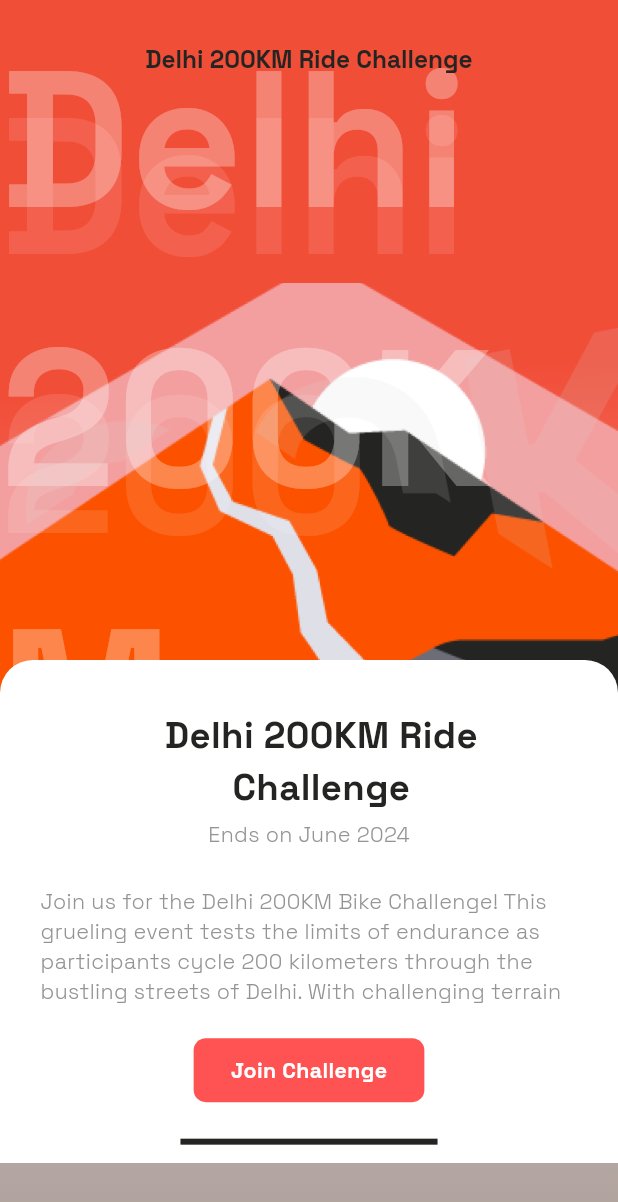
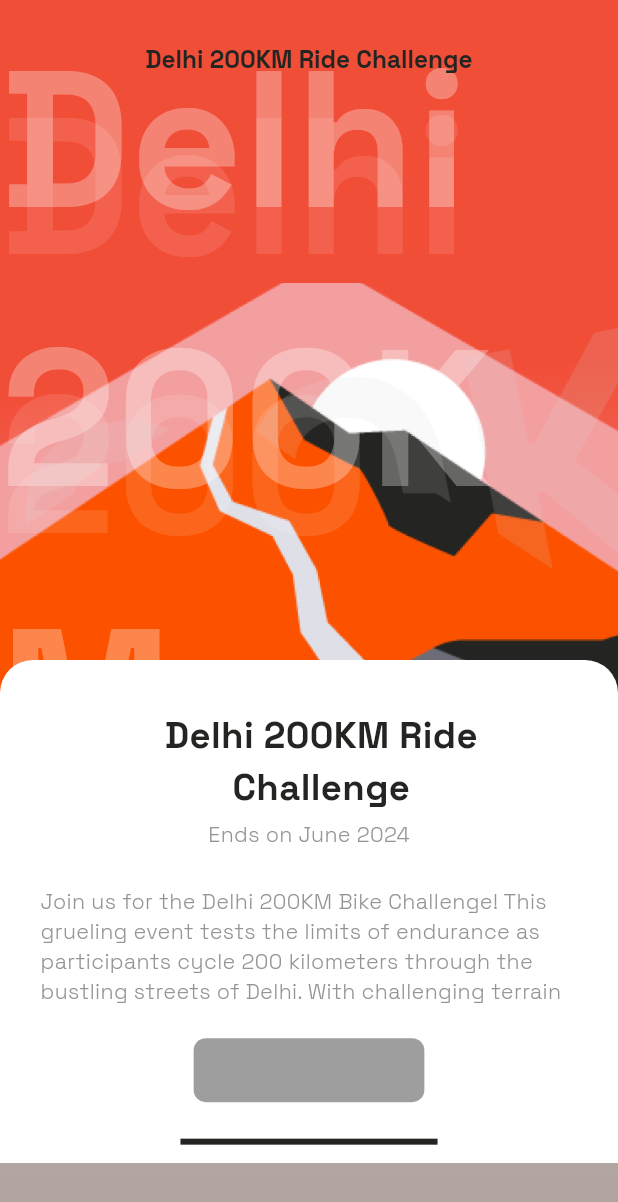
Before and after one commit to TakeASwing-420/os.Relife, a Flutter app: the DetailPageChallengeScreen screen opened directly with empty values, on a phone screen of 412 x 824 dp. Shown: the top 1202 px of the screen. Run offline on Flutter 3.47's test engine with Material 3 defaults, Android fonts, the phone set to English and light mode, and no system bars; drawn by our look-alikes of readmore; our stand-ins replace cached_network_image, confetti, flutter_svg, flutter_svg_provider, outline_gradient_button, shared_preferences; missing offline and left inert: web3modal_flutter; accounts and stored records are empty; project files that could hold a hidden picture were left out.

Commit message:
integrated payment feature

```diff
--- a/lib/my_app/detail_page_challenge_screen/detail_page_challenge_screen.dart
+++ b/lib/my_app/detail_page_challenge_screen/detail_page_challenge_screen.dart
@@ -26,8 +26,6 @@ class DetailPageChallengeScreen extends StatefulWidget {
 }
 
 class _DetailPageChallengeScreenState extends State<DetailPageChallengeScreen> {
-  Color mycolor = Colors.redAccent;
-  String mytext = "Join Challenge";
   bool _working = false;
 
   Future<void> begar_khata1() async {
@@ -190,7 +188,7 @@ class _DetailPageChallengeScreenState extends State<DetailPageChallengeScreen> {
                               onTap: () {
                                 setState(() {
                                   _working = true;
-                                  if (mycolor == Colors.green) {
+                                  if (widget.mycolor == Colors.green) {
                                     begar_khata1();
                                   } else {
                                     begar_khata2();
@@ -229,12 +227,12 @@ class _DetailPageChallengeScreenState extends State<DetailPageChallengeScreen> {
       height: 42.v,
       width: 140.h,
       decoration: BoxDecoration(
-        color: mycolor,
+        color: widget.mycolor,
         borderRadius: BorderRadius.circular(8.v),
       ),
       alignment: Alignment.center,
       child: Text(
-        mytext,
+        widget.mytext,
         style: CustomTextStyles.titleSmallSpaceGrotesk.copyWith(
           color: Colors.white,
         ),
```
